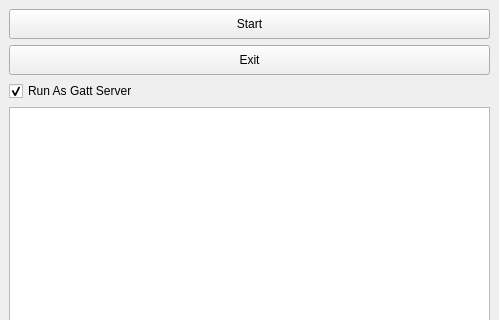
The window that mainwindow.ui (takyonxxx/BleController) describes before a commit, drawn with Qt 5; both pictures show x 0 to 499 and y 0 to 320 of the 499 by 600 pixel window.
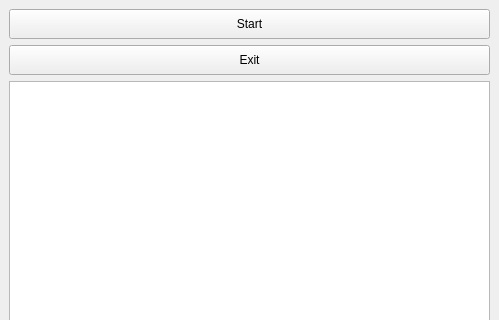
The same window after the commit.

Commit message: ble gatt server

Diff of the .ui file:
```diff
--- a/mainwindow.ui
+++ b/mainwindow.ui
@@ -41,18 +41,8 @@
       </property>
      </widget>
     </item>
-    <item row="3" column="0">
-     <widget class="QTextBrowser" name="m_textStatus"/>
-    </item>
     <item row="2" column="0">
-     <widget class="QCheckBox" name="checkMode">
-      <property name="text">
-       <string>Run As Gatt Server</string>
-      </property>
-      <property name="checked">
-       <bool>true</bool>
-      </property>
-     </widget>
+     <widget class="QTextBrowser" name="m_textStatus"/>
     </item>
    </layout>
   </widget>
```
The commit also changes 6 other files.
